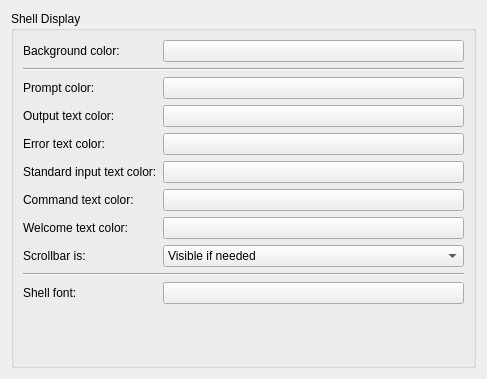
Qt form Base/QTGUI/Resources/UI/qSlicerSettingsPythonPanel.ui (Slicer/SlicerGitSVNArchive) before a commit.
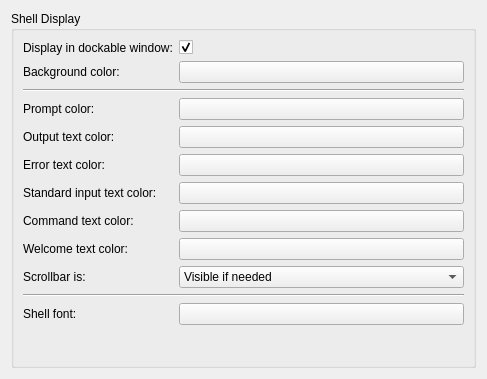
The same form after that commit. Custom widgets are drawn as their Qt base class.

Commit message:
ENH: Made Python interactor dockable window optional
In application settings Python section the user can now choose betwen dockable/standalone window.
Also made the Python Interactor toolbar button and menu item checkable.

The edit to the form file:
```diff
--- a/Base/QTGUI/Resources/UI/qSlicerSettingsPythonPanel.ui
+++ b/Base/QTGUI/Resources/UI/qSlicerSettingsPythonPanel.ui
@@ -26,98 +26,98 @@
       <property name="fieldGrowthPolicy">
        <enum>QFormLayout::AllNonFixedFieldsGrow</enum>
       </property>
-      <item row="0" column="0">
+      <item row="1" column="0">
        <widget class="QLabel" name="BackgroundColorLabel">
         <property name="text">
          <string>Background color:</string>
         </property>
        </widget>
       </item>
-      <item row="0" column="1">
+      <item row="1" column="1">
        <widget class="ctkColorPickerButton" name="BackgroundColorPicker"/>
       </item>
-      <item row="1" column="0" colspan="2">
+      <item row="2" column="0" colspan="2">
        <widget class="Line" name="ShellDisplayFirstLine">
         <property name="orientation">
          <enum>Qt::Horizontal</enum>
         </property>
        </widget>
       </item>
-      <item row="2" column="0">
+      <item row="3" column="0">
        <widget class="QLabel" name="PromptColorLabel">
         <property name="text">
          <string>Prompt color:</string>
         </property>
        </widget>
       </item>
-      <item row="2" column="1">
+      <item row="3" column="1">
        <widget class="ctkColorPickerButton" name="PromptColorPicker"/>
       </item>
-      <item row="3" column="0">
+      <item row="4" column="0">
        <widget class="QLabel" name="OutputTextColorLabel">
         <property name="text">
          <string>Output text color:</string>
         </property>
        </widget>
       </item>
-      <item row="3" column="1">
+      <item row="4" column="1">
        <widget class="ctkColorPickerButton" name="OutputTextColorPicker"/>
       </item>
-      <item row="4" column="0">
+      <item row="5" column="0">
        <widget class="QLabel" name="ErrorTextColorLabel">
         <property name="text">
          <string>Error text color:</string>
         </property>
        </widget>
       </item>
-      <item row="4" column="1">
+      <item row="5" column="1">
        <widget class="ctkColorPickerButton" name="ErrorTextColorPicker"/>
       </item>
-      <item row="5" column="0">
+      <item row="6" column="0">
        <widget class="QLabel" name="StdinTextColorLabel">
         <property name="text">
          <string>Standard input text color:</string>
         </property>
        </widget>
       </item>
-      <item row="5" column="1">
+      <item row="6" column="1">
        <widget class="ctkColorPickerButton" name="StdinTextColorPicker"/>
       </item>
-      <item row="6" column="0">
+      <item row="7" column="0">
        <widget class="QLabel" name="CommandTextColorLabel">
         <property name="text">
          <string>Command text color:</string>
         </property>
        </widget>
       </item>
-      <item row="6" column="1">
+      <item row="7" column="1">
        <widget class="ctkColorPickerButton" name="CommandTextColorPicker"/>
       </item>
-      <item row="7" column="0">
+      <item row="8" column="0">
        <widget class="QLabel" name="WelcomeTextColorLabel">
         <property name="text">
          <string>Welcome text color:</string>
         </property>
        </widget>
       </item>
-      <item row="7" column="1">
+      <item row="8" column="1">
        <widget class="ctkColorPickerButton" name="WelcomeTextColorPicker"/>
       </item>
-      <item row="9" column="0" colspan="2">
+      <item row="10" column="0" colspan="2">
        <widget class="Line" name="ShellDisplaySecondLine">
         <property name="orientation">
          <enum>Qt::Horizontal</enum>
         </property>
        </widget>
       </item>
-      <item row="8" column="0">
+      <item row="9" column="0">
        <widget class="QLabel" name="ScrollBarPolicyLabel">
         <property name="text">
          <string>Scrollbar is:</string>
         </property>
        </widget>
       </item>
-      <item row="8" column="1">
+      <item row="9" column="1">
        <widget class="QComboBox" name="ScrollBarPolicyComboBox">
         <item>
          <property name="text">
@@ -136,42 +136,64 @@
         </item>
        </widget>
       </item>
-      <item row="10" column="0">
+      <item row="11" column="0">
        <widget class="QLabel" name="PromptFontLabel">
         <property name="text">
          <string>Shell font:</string>
         </property>
        </widget>
       </item>
-      <item row="10" column="1">
+      <item row="11" column="1">
        <widget class="ctkFontButton" name="pythonFontButton">
         <property name="text">
          <string/>
         </property>
        </widget>
       </item>
+      <item row="0" column="0">
+       <widget class="QLabel" name="DockableWindowLabel">
+        <property name="text">
+         <string>Display in dockable window:</string>
+        </property>
+       </widget>
+      </item>
+      <item row="0" column="1">
+       <widget class="ctkCheckBox" name="DockableWindowCheckBox">
+        <property name="toolTip">
+         <string>Display Python interactor in a window that can be placed inside the main window. If disabled then the Python Interactor is displayed as an independent window.</string>
+        </property>
+        <property name="checked">
+         <bool>true</bool>
+        </property>
+       </widget>
+      </item>
      </layout>
     </widget>
    </item>
   </layout>
  </widget>
  <customwidgets>
+  <customwidget>
+   <class>ctkCheckBox</class>
+   <extends>QCheckBox</extends>
+   <header>ctkCheckBox.h</header>
+  </customwidget>
   <customwidget>
    <class>ctkColorPickerButton</class>
    <extends>QPushButton</extends>
    <header>ctkColorPickerButton.h</header>
   </customwidget>
+  <customwidget>
+   <class>ctkFontButton</class>
+   <extends>QPushButton</extends>
+   <header>ctkFontButton.h</header>
+  </customwidget>
   <customwidget>
    <class>ctkSettingsPanel</class>
    <extends>QWidget</extends>
    <header>ctkSettingsPanel.h</header>
    <container>1</container>
   </customwidget>
-  <customwidget>
-   <class>ctkFontButton</class>
-   <extends>QPushButton</extends>
-   <header>ctkFontButton.h</header>
-  </customwidget>
  </customwidgets>
  <resources/>
  <connections/>
```
The commit also changes 3 other files.
